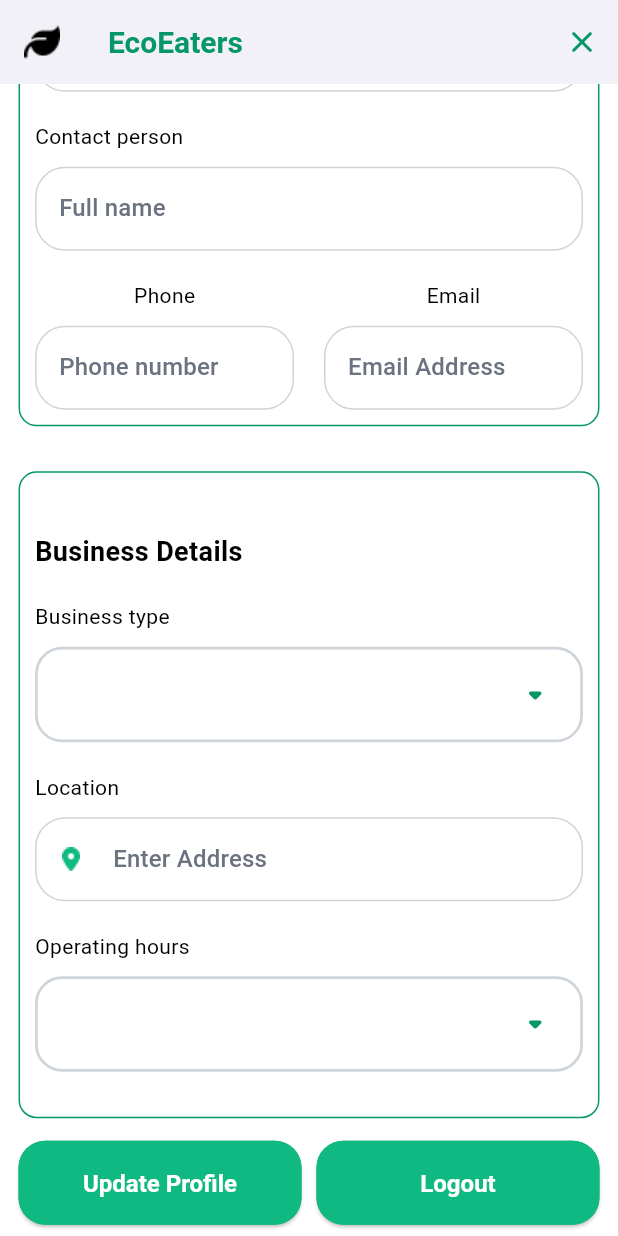
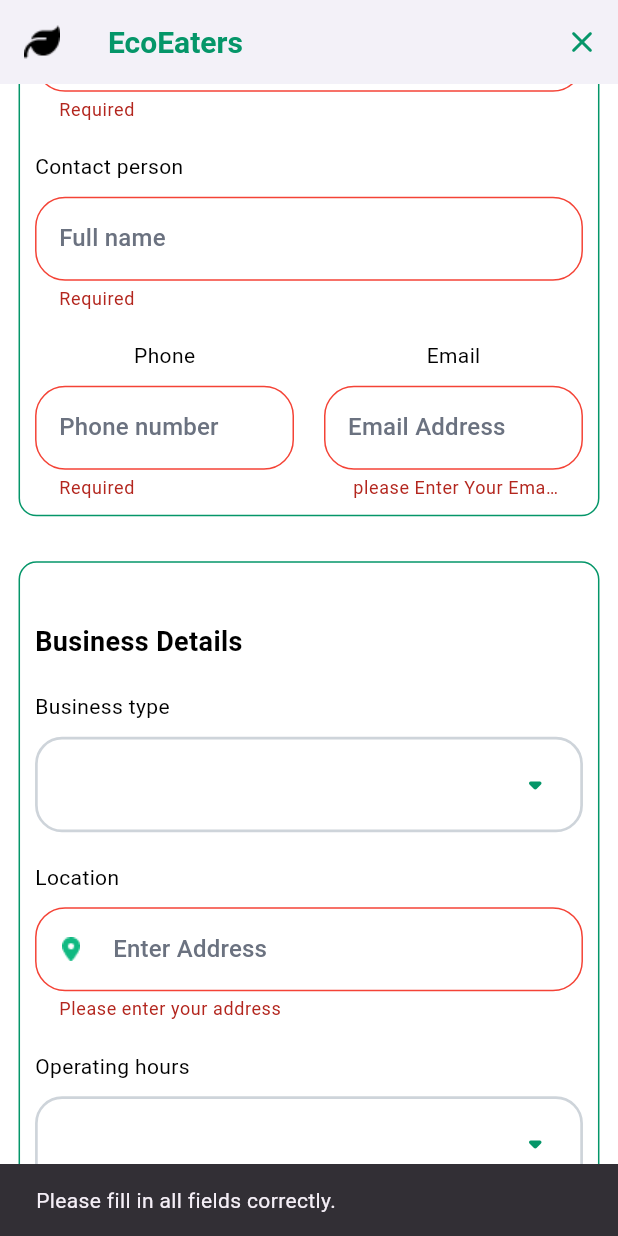
Before and after one commit to Faridaessam1/eco, a Flutter app: the SellerProfileView screen opened directly, scrolled down 176 dp, after a tap on "Update Profile", on a phone screen of 412 x 824 dp. Run offline on Flutter 3.47's test engine with Material 3 defaults, Android fonts, the phone set to English and light mode, and no system bars; drawn by our look-alikes of animated_custom_dropdown; our stand-ins replace bot_toast, cloud_firestore, firebase_auth, firebase_core, flutter_easyloading, google_sign_in and 2 more; accounts and stored records are empty; generated files the repository leaves out were written again.

Commit message:
finished update seller profile data button

```diff
--- a/lib/core/FirebaseServices/firebase_firestore.dart
+++ b/lib/core/FirebaseServices/firebase_firestore.dart
@@ -2,8 +2,8 @@ import 'package:cloud_firestore/cloud_firestore.dart';
 import 'package:eco_eaters_app_3/Data/dish_data_model.dart';
 import 'package:firebase_auth/firebase_auth.dart';
 import 'package:flutter/cupertino.dart';
+
 import '../../Data/order_data_model.dart';
-import '../../Data/restaurant_model.dart';
 
 abstract class FireBaseFirestoreServices {
 
@@ -52,6 +52,54 @@ abstract class FireBaseFirestoreServices {
       onOperatingHoursSelected(data['operatingHours']);
     }
   }
+
+  // update function
+  static Future<bool> updateSellerProfile({
+    required String businessName,
+    required String contactPerson,
+    required String phone,
+    required String email,
+    required String city,
+    required String operatingHours,
+    String? businessType,
+  }) async {
+    try {
+      var userId =
+          FirebaseAuth.instance.currentUser?.uid; // Get the current user's ID
+
+      if (userId != null) {
+        // Reference to the user document
+        var userDocRef =
+            FirebaseFirestore.instance.collection('users').doc(userId);
+
+        // Check if the document exists
+        var docSnapshot = await userDocRef.get();
+        if (!docSnapshot.exists) {
+          print("No document found for the current user.");
+          return false;
+        }
+
+        // Update the fields inside the user document
+        await userDocRef.update({
+          'businessName': businessName,
+          'contactPerson': contactPerson,
+          'phone': phone,
+          'email': email,
+          'city': city,
+          'operatingHours': operatingHours,
+          'businessType': businessType ?? docSnapshot.data()?['businessType'],
+          // Retains old value if businessType is null
+        });
+
+        return true;
+      }
+      return false;
+    } catch (e) {
+      print('Error updating profile: $e');
+      return false;
+    }
+  }
+}
 
 //functions trg3 el data mn database (read data)
 //   static Future <List<RestaurantDataModel>> getDataFromFirestore(String categoryName) async {
@@ -149,6 +197,3 @@ abstract class FireBaseFirestoreServices {
   //   }
   //
   // }
-
-
-}
--- a/lib/ui/seller/profile/seller_profile_view.dart
+++ b/lib/ui/seller/profile/seller_profile_view.dart
@@ -1,19 +1,14 @@
 import 'package:animated_custom_dropdown/custom_dropdown.dart';
-import 'package:eco_eaters_app_3/Data/restaurant_model.dart';
 import 'package:eco_eaters_app_3/core/extentions/padding_ext.dart';
 import 'package:eco_eaters_app_3/core/routes/page_route_names.dart';
 import 'package:eco_eaters_app_3/core/utils/validation.dart';
 import 'package:eco_eaters_app_3/core/widgets/custom_elevated_button.dart';
-import 'package:firebase_auth/firebase_auth.dart';
-
 import 'package:flutter/material.dart';
-import 'package:flutter_easyloading/flutter_easyloading.dart';
 
 import '../../../core/FirebaseServices/firebase_auth.dart';
 import '../../../core/FirebaseServices/firebase_firestore.dart';
 import '../../../core/constants/app_assets.dart';
 import '../../../core/constants/app_colors.dart';
-import '../../../core/utils/snack_bar_services.dart';
 import '../../../core/widgets/custom_text_form_field.dart';
 
 class SellerProfileView extends StatefulWidget {
@@ -364,7 +359,45 @@ class _SellerProfileViewState extends State<SellerProfileView> {
                 children: [
                   Expanded(
                     child: CustomElevatedButton(
-                      onPressed: (){print("");},
+                      onPressed: () async {
+                        // Validate the form before updating
+                        if (_formKey.currentState?.validate() ?? false) {
+                          // If the form is valid, proceed with the update
+                          bool success = await FireBaseFirestoreServices
+                              .updateSellerProfile(
+                            businessName: _businessNameController.text,
+                            contactPerson: _contactPersonController.text,
+                            phone: _phoneController.text,
+                            email: _emailController.text,
+                            city: _addressController.text,
+                            operatingHours: selectedOperatingHours ?? '',
+                            businessType:
+                                selectedBusinessType, // Optional, can be null if not selected
+                          );
+
+                          if (success) {
+                            // Show a success message or navigate to another screen
+                            ScaffoldMessenger.of(context).showSnackBar(
+                              const SnackBar(
+                                  content:
+                                      Text('Profile updated successfully!')),
+                            );
+                          } else {
+                            // Show an error message
+                            ScaffoldMessenger.of(context).showSnackBar(
+                              const SnackBar(
+                                  content: Text('Failed to update profile.')),
+                            );
+                          }
+                        } else {
+                          // If the form is not valid, show a message
+                          ScaffoldMessenger.of(context).showSnackBar(
+                            const SnackBar(
+                                content: Text(
+                                    'Please fill in all fields correctly.')),
+                          );
+                        }
+                      },
                       text: "Update Profile",
                       buttonColor: AppColors.primaryColor,
                       textColor: AppColors.white,
```
